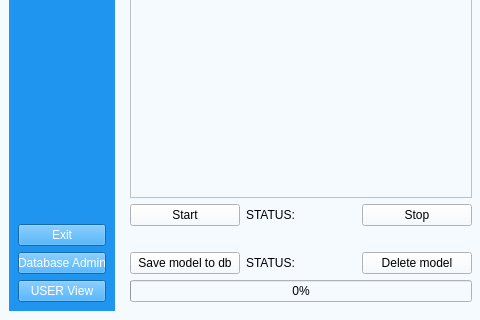
Old version of the form UI/aUI_projekt_MRI.ui in the repository matimusial/ADHDPredictorApp; both pictures show x 0 to 480 and y 440 to 760 of the 1280 by 760 pixel window.
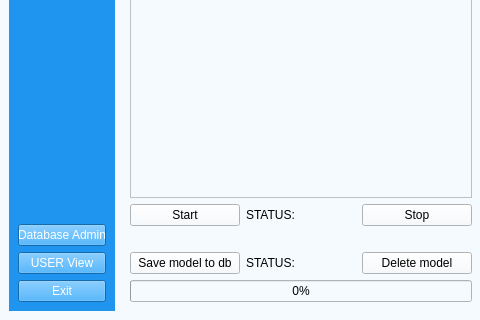
New version of the form. Icons and pictures are not drawn.

Commit message: exit button

What changed in the file:
```diff
--- a/UI/aUI_projekt_MRI.ui
+++ b/UI/aUI_projekt_MRI.ui
@@ -106,13 +106,6 @@
            </property>
           </spacer>
          </item>
-         <item>
-          <widget class="QPushButton" name="exitButton">
-           <property name="text">
-            <string>Exit</string>
-           </property>
-          </widget>
-         </item>
          <item>
           <widget class="QPushButton" name="dbButton_2">
            <property name="text">
@@ -133,6 +126,13 @@
            </property>
           </widget>
          </item>
+         <item>
+          <widget class="QPushButton" name="exitButton">
+           <property name="text">
+            <string>Exit</string>
+           </property>
+          </widget>
+         </item>
         </layout>
        </widget>
       </item>
```
The commit also changes 5 other files.
